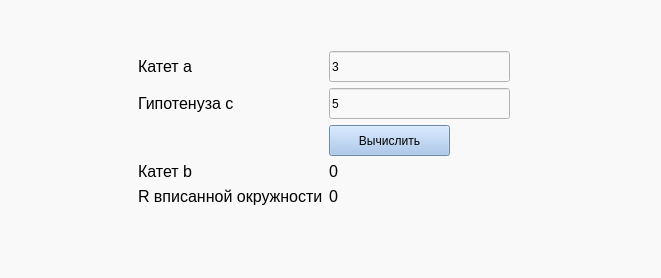
Above: First_prorgamm/mainwindow.ui from ivtipm/oop2022-arsentyeva-n before the change. Below: the same form after it.
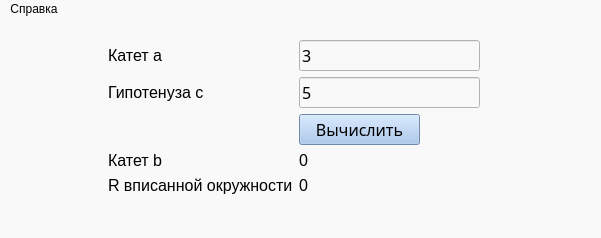
That is the form after the change. Icons and pictures are not drawn.

What changed in the file:
```diff
--- a/First_prorgamm/mainwindow.ui
+++ b/First_prorgamm/mainwindow.ui
@@ -6,10 +6,22 @@
    <rect>
     <x>0</x>
     <y>0</y>
-    <width>661</width>
-    <height>278</height>
+    <width>601</width>
+    <height>238</height>
    </rect>
   </property>
+  <property name="minimumSize">
+   <size>
+    <width>601</width>
+    <height>238</height>
+   </size>
+  </property>
+  <property name="maximumSize">
+   <size>
+    <width>601</width>
+    <height>238</height>
+   </size>
+  </property>
   <property name="font">
    <font>
     <pointsize>12</pointsize>
@@ -71,6 +83,12 @@
             <height>31</height>
            </size>
           </property>
+          <property name="font">
+           <font>
+            <family>Segoe UI Semilight</family>
+            <pointsize>12</pointsize>
+           </font>
+          </property>
           <property name="text">
            <string>3</string>
           </property>
@@ -102,6 +120,12 @@
             <height>31</height>
            </size>
           </property>
+          <property name="font">
+           <font>
+            <family>Segoe UI Semilight</family>
+            <pointsize>12</pointsize>
+           </font>
+          </property>
           <property name="text">
            <string>5</string>
           </property>
@@ -121,6 +145,12 @@
             <height>31</height>
            </size>
           </property>
+          <property name="font">
+           <font>
+            <family>Segoe UI Semilight</family>
+            <pointsize>12</pointsize>
+           </font>
+          </property>
           <property name="styleSheet">
            <string notr="true">
 background-color: rgb(157, 191, 235);</string>
@@ -241,10 +271,17 @@
     <rect>
      <x>0</x>
      <y>0</y>
-     <width>661</width>
+     <width>601</width>
      <height>22</height>
     </rect>
    </property>
+   <widget class="QMenu" name="menu">
+    <property name="title">
+     <string>Справка</string>
+    </property>
+    <addaction name="action"/>
+   </widget>
+   <addaction name="menu"/>
   </widget>
   <widget class="QStatusBar" name="statusbar"/>
  </widget>
```
Left out of the diff: 67 changed lines with no effect on the pictures.
